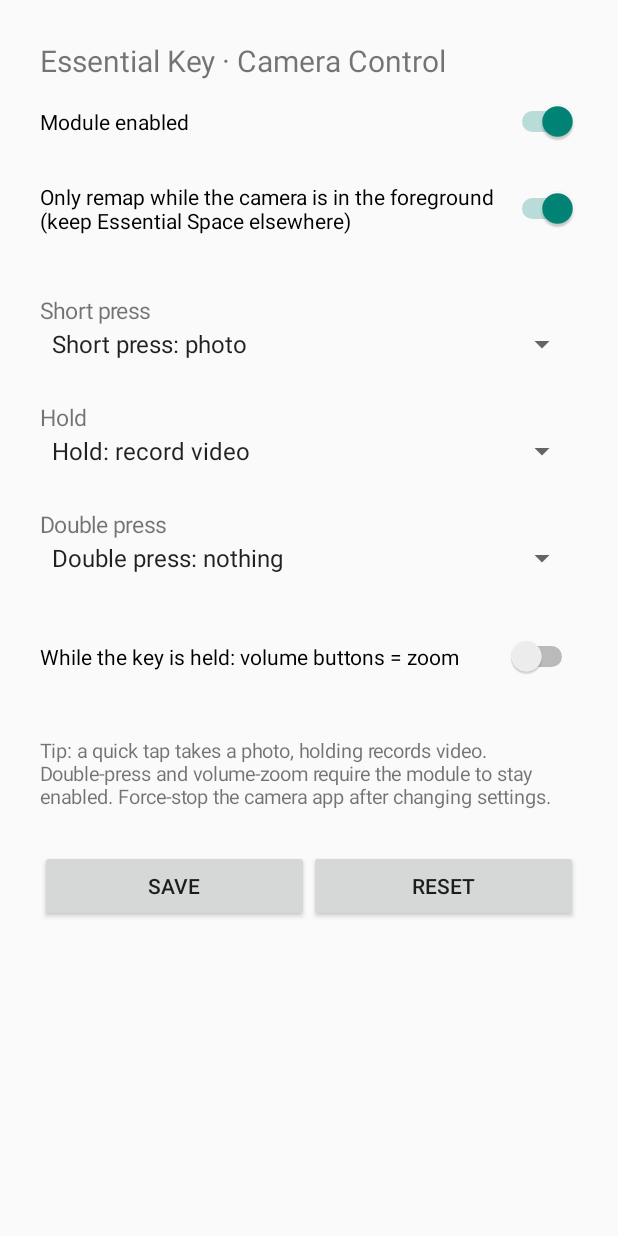
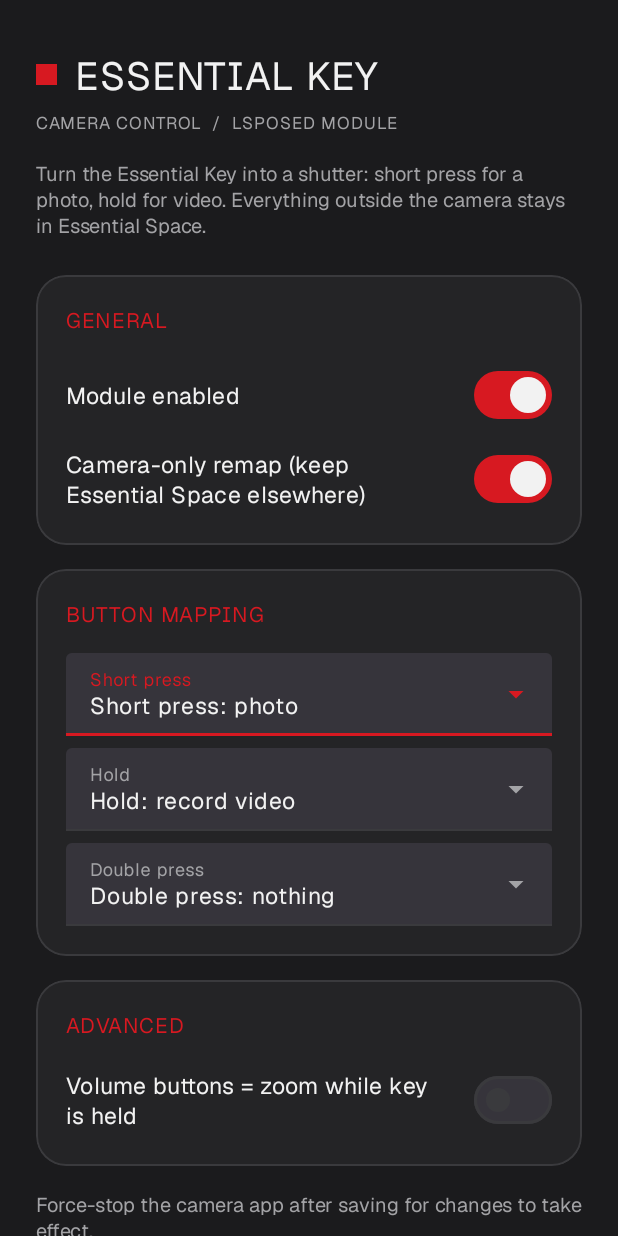
Before and after one commit to shad1k2/nothing-essential-camera, an Android app: the screen it shows after launch (SettingsActivity), on a phone screen of 412 x 824 dp. Run offline under Robolectric (Android 15) with nearby library versions, the phone set to English and light mode, and no system bars.

Commit message:
ui: redesign settings in Material 3 / Nothing OS style
- Add real fonts extracted from NOS 5: Geist, Geist Mono, NDot 57, NDot 55 Caps, NType 82 (res/font).
- Material 3 dark theme with Nothing palette (#1B1B1D bg, #D71921 red).
- Card-based layout: wordmark + meta line, General / Button mapping / Advanced cards,
  exposed dropdown menus, Material switches and buttons.
- Switch SettingsActivity to AppCompatActivity + view binding by id.

```diff
--- a/app/build.gradle.kts
+++ b/app/build.gradle.kts
@@ -36,4 +36,5 @@ dependencies {
     // Provided by LSPosed at runtime. Note: de.robv.android.xposed:service is NOT
     // published anywhere for v82 — do not add it back.
     compileOnly("de.robv.android.xposed:api:82")
+    implementation("com.google.android.material:material:1.12.0")
 }
--- a/app/src/main/java/com/shad1k2/essentialshutter/SettingsActivity.kt
+++ b/app/src/main/java/com/shad1k2/essentialshutter/SettingsActivity.kt
@@ -1,145 +1,81 @@
 package com.shad1k2.essentialshutter
 
-import android.app.Activity
 import android.os.Bundle
-import android.view.ViewGroup
 import android.widget.ArrayAdapter
-import android.widget.Button
-import android.widget.LinearLayout
-import android.widget.ScrollView
-import android.widget.Spinner
-import android.widget.Switch
-import android.widget.TextView
 import android.widget.Toast
+import androidx.appcompat.app.AppCompatActivity
+import com.google.android.material.button.MaterialButton
+import com.google.android.material.materialswitch.MaterialSwitch
+import com.google.android.material.textfield.MaterialAutoCompleteTextView
 
-/** In-app settings for the Essential Key actions. Launchable from LSPosed. */
-class SettingsActivity : Activity() {
+/** In-app settings screen, styled after Nothing OS (NDot wordmark + Geist body). */
+class SettingsActivity : AppCompatActivity() {
 
-    private lateinit var enabled: Switch
-    private lateinit var cameraOnly: Switch
-    private lateinit var shortAction: Spinner
-    private lateinit var longAction: Spinner
-    private lateinit var doubleAction: Spinner
-    private lateinit var volumeZoom: Switch
+    private lateinit var enabled: MaterialSwitch
+    private lateinit var cameraOnly: MaterialSwitch
+    private lateinit var volumeZoom: MaterialSwitch
+    private lateinit var shortAction: MaterialAutoCompleteTextView
+    private lateinit var longAction: MaterialAutoCompleteTextView
+    private lateinit var doubleAction: MaterialAutoCompleteTextView
+
+    private val shortOptions = arrayOf("Short press: photo", "Short press: focus only")
+    private val longOptions = arrayOf("Hold: record video", "Hold: photo", "Hold: nothing")
+    private val doubleOptions = arrayOf(
+        "Double press: nothing",
+        "Double press: switch camera",
+        "Double press: zoom in",
+    )
 
     override fun onCreate(savedInstanceState: Bundle?) {
         super.onCreate(savedInstanceState)
-        title = "Essential Key · Camera"
+        setContentView(R.layout.activity_settings)
+        title = "Essential Key"
 
         val p = getSharedPreferences(Prefs.FILE, MODE_PRIVATE)
-        val pad = 40
+        enabled = findViewById(R.id.sw_enabled)
+        cameraOnly = findViewById(R.id.sw_camera_only)
+        volumeZoom = findViewById(R.id.sw_volume_zoom)
+        shortAction = findViewById(R.id.dd_short)
+        longAction = findViewById(R.id.dd_long)
+        doubleAction = findViewById(R.id.dd_double)
 
-        fun switch(label: String, checked: Boolean) = Switch(this).apply {
-            text = label
-            isChecked = checked
-            layoutParams = LinearLayout.LayoutParams(
-                ViewGroup.LayoutParams.MATCH_PARENT, ViewGroup.LayoutParams.WRAP_CONTENT
-            ).apply { topMargin = pad / 2; bottomMargin = pad / 2 }
-        }
+        enabled.isChecked = p.getBoolean(Prefs.KEY_ENABLED, true)
+        cameraOnly.isChecked = p.getBoolean(Prefs.KEY_CAMERA_ONLY, true)
+        volumeZoom.isChecked = p.getBoolean(Prefs.KEY_VOLUME_ZOOM, false)
 
-        fun spinner(items: Array<String>, selection: Int) = Spinner(this).apply {
-            adapter = ArrayAdapter(
-                this@SettingsActivity,
-                android.R.layout.simple_spinner_item,
-                items
-            ).also { it.setDropDownViewResource(android.R.layout.simple_spinner_dropdown_item) }
-            setSelection(selection)
-            layoutParams = LinearLayout.LayoutParams(
-                ViewGroup.LayoutParams.MATCH_PARENT, ViewGroup.LayoutParams.WRAP_CONTENT
-            ).apply { bottomMargin = pad }
-        }
+        setupDropdown(shortAction, shortOptions, p.getInt(Prefs.KEY_SHORT, Prefs.SHORT_PHOTO))
+        setupDropdown(longAction, longOptions, p.getInt(Prefs.KEY_LONG, Prefs.LONG_VIDEO))
+        setupDropdown(doubleAction, doubleOptions, p.getInt(Prefs.KEY_DOUBLE, Prefs.DOUBLE_NONE))
 
-        enabled = switch("Module enabled", p.getBoolean(Prefs.KEY_ENABLED, true))
-        cameraOnly = switch(
-            "Only remap while the camera is in the foreground (keep Essential Space elsewhere)",
-            p.getBoolean(Prefs.KEY_CAMERA_ONLY, true)
-        )
-        shortAction = spinner(
-            arrayOf("Short press: photo", "Short press: focus only"),
-            p.getInt(Prefs.KEY_SHORT, Prefs.SHORT_PHOTO)
-        )
-        longAction = spinner(
-            arrayOf("Hold: record video", "Hold: photo", "Hold: nothing"),
-            p.getInt(Prefs.KEY_LONG, Prefs.LONG_VIDEO)
-        )
-        doubleAction = spinner(
-            arrayOf("Double press: nothing", "Double press: switch camera", "Double press: zoom in"),
-            p.getInt(Prefs.KEY_DOUBLE, Prefs.DOUBLE_NONE)
-        )
-        volumeZoom = switch(
-            "While the key is held: volume buttons = zoom",
-            p.getBoolean(Prefs.KEY_VOLUME_ZOOM, false)
-        )
-
-        val save = Button(this).apply {
-            text = "Save"
-            setOnClickListener {
+        findViewById<MaterialButton>(R.id.btn_save).setOnClickListener {
             p.edit()
                 .putBoolean(Prefs.KEY_ENABLED, enabled.isChecked)
                 .putBoolean(Prefs.KEY_CAMERA_ONLY, cameraOnly.isChecked)
-                    .putInt(Prefs.KEY_SHORT, shortAction.selectedItemPosition)
-                    .putInt(Prefs.KEY_LONG, longAction.selectedItemPosition)
-                    .putInt(Prefs.KEY_DOUBLE, doubleAction.selectedItemPosition)
                 .putBoolean(Prefs.KEY_VOLUME_ZOOM, volumeZoom.isChecked)
+                .putInt(Prefs.KEY_SHORT, selectedIndex(shortAction, shortOptions))
+                .putInt(Prefs.KEY_LONG, selectedIndex(longAction, longOptions))
+                .putInt(Prefs.KEY_DOUBLE, selectedIndex(doubleAction, doubleOptions))
                 .putInt(Prefs.KEY_CONFIG_VERSION, Prefs.CURRENT_VERSION)
                 .apply()
-                Toast.makeText(this@SettingsActivity, "Saved", Toast.LENGTH_SHORT).show()
+            Toast.makeText(this, "Saved", Toast.LENGTH_SHORT).show()
             finish()
         }
-        }
-        val reset = Button(this).apply {
-            text = "Reset"
-            setOnClickListener {
+
+        findViewById<MaterialButton>(R.id.btn_reset).setOnClickListener {
             p.edit().clear().apply()
-                Toast.makeText(this@SettingsActivity, "Defaults restored", Toast.LENGTH_SHORT).show()
+            Toast.makeText(this, "Defaults restored", Toast.LENGTH_SHORT).show()
             finish()
         }
     }
 
-        val info = TextView(this).apply {
-            text = "Tip: a quick tap takes a photo, holding records video. " +
-                    "Double-press and volume-zoom require the module to stay enabled. " +
-                    "Force-stop the camera app after changing settings."
-            textSize = 13f
-            setPadding(0, pad, 0, pad)
+    private fun setupDropdown(view: MaterialAutoCompleteTextView, options: Array<String>, current: Int) {
+        view.setAdapter(
+            ArrayAdapter(this, android.R.layout.simple_list_item_1, options)
+        )
+        view.setText(options.getOrElse(current) { options[0] }, false)
+        view.setOnClickListener { view.showDropDown() }
     }
 
-        val buttons = LinearLayout(this).apply {
-            orientation = LinearLayout.HORIZONTAL
-            addView(save, LinearLayout.LayoutParams(0, ViewGroup.LayoutParams.WRAP_CONTENT, 1f))
-            addView(reset, LinearLayout.LayoutParams(0, ViewGroup.LayoutParams.WRAP_CONTENT, 1f))
+    private fun selectedIndex(view: MaterialAutoCompleteTextView, options: Array<String>): Int =
+        options.indexOf(view.text.toString()).coerceAtLeast(0)
 }
-
-        val root = LinearLayout(this).apply {
-            orientation = LinearLayout.VERTICAL
-            setPadding(pad, pad, pad, pad)
-            addView(TextView(this@SettingsActivity).apply {
-                text = "Essential Key · Camera Control"
-                textSize = 20f
-            })
-            addView(enabled)
-            addView(cameraOnly)
-            addView(TextView(this@SettingsActivity).apply {
-                text = "Short press"
-                textSize = 15f
-                setPadding(0, pad, 0, 0)
-            })
-            addView(shortAction)
-            addView(TextView(this@SettingsActivity).apply {
-                text = "Hold"
-                textSize = 15f
-            })
-            addView(longAction)
-            addView(TextView(this@SettingsActivity).apply {
-                text = "Double press"
-                textSize = 15f
-            })
-            addView(doubleAction)
-            addView(volumeZoom)
-            addView(info)
-            addView(buttons)
-        }
-
-        setContentView(ScrollView(this).apply { addView(root) })
-    }
-}
--- /dev/null
+++ b/app/src/main/res/layout/activity_settings.xml
@@ -0,0 +1,226 @@
+<?xml version="1.0" encoding="utf-8"?>
+<ScrollView xmlns:android="http://schemas.android.com/apk/res/android"
+    xmlns:app="http://schemas.android.com/apk/res-auto"
+    android:layout_width="match_parent"
+    android:layout_height="match_parent"
+    android:background="@color/nt_bg"
+    android:fillViewport="true">
+
+    <LinearLayout
+        android:layout_width="match_parent"
+        android:layout_height="wrap_content"
+        android:orientation="vertical"
+        android:paddingStart="24dp"
+        android:paddingEnd="24dp"
+        android:paddingTop="32dp"
+        android:paddingBottom="32dp">
+
+        <!-- Wordmark: dot-matrix 'N' block + NDot headline, Geist Mono meta line -->
+        <LinearLayout
+            android:layout_width="match_parent"
+            android:layout_height="wrap_content"
+            android:orientation="horizontal"
+            android:gravity="center_vertical">
+
+            <View
+                android:layout_width="14dp"
+                android:layout_height="14dp"
+                android:background="@color/nt_red" />
+
+            <TextView
+                style="@style/NdotHeadline"
+                android:layout_width="wrap_content"
+                android:layout_height="wrap_content"
+                android:layout_marginStart="12dp"
+                android:text="ESSENTIAL KEY" />
+        </LinearLayout>
+
+        <TextView
+            style="@style/GeistMonoMeta"
+            android:layout_width="wrap_content"
+            android:layout_height="wrap_content"
+            android:layout_marginTop="6dp"
+            android:text="CAMERA CONTROL  /  LSPOSED MODULE" />
+
+        <TextView
+            style="@style/GeistDim"
+            android:layout_width="match_parent"
+            android:layout_height="wrap_content"
+            android:layout_marginTop="16dp"
+            android:text="Turn the Essential Key into a shutter: short press for a photo, hold for video. Everything outside the camera stays in Essential Space." />
+
+        <!-- GENERAL -->
+        <com.google.android.material.card.MaterialCardView
+            android:layout_width="match_parent"
+            android:layout_height="wrap_content"
+            android:layout_marginTop="24dp"
+            app:cardBackgroundColor="@color/nt_surface"
+            app:cardCornerRadius="20dp"
+            app:cardElevation="0dp"
+            app:strokeColor="@color/nt_outline"
+            app:strokeWidth="1dp">
+
+            <LinearLayout
+                android:layout_width="match_parent"
+                android:layout_height="wrap_content"
+                android:orientation="vertical"
+                android:padding="20dp">
+
+                <TextView
+                    style="@style/NdotSection"
+                    android:layout_width="wrap_content"
+                    android:layout_height="wrap_content"
+                    android:text="GENERAL" />
+
+                <com.google.android.material.materialswitch.MaterialSwitch
+                    android:id="@+id/sw_enabled"
+                    style="@style/GeistBody"
+                    android:layout_width="match_parent"
+                    android:layout_height="wrap_content"
+                    android:layout_marginTop="16dp"
+                    android:text="Module enabled" />
+
+                <com.google.android.material.materialswitch.MaterialSwitch
+                    android:id="@+id/sw_camera_only"
+                    style="@style/GeistBody"
+                    android:layout_width="match_parent"
+                    android:layout_height="wrap_content"
+                    android:layout_marginTop="8dp"
+                    android:text="Camera-only remap (keep Essential Space elsewhere)" />
+            </LinearLayout>
+        </com.google.android.material.card.MaterialCardView>
+
+        <!-- BUTTON MAPPING -->
+        <com.google.android.material.card.MaterialCardView
+            android:layout_width="match_parent"
+            android:layout_height="wrap_content"
+            android:layout_marginTop="16dp"
+            app:cardBackgroundColor="@color/nt_surface"
+            app:cardCornerRadius="20dp"
+            app:cardElevation="0dp"
+            app:strokeColor="@color/nt_outline"
+            app:strokeWidth="1dp">
+
+            <LinearLayout
+                android:layout_width="match_parent"
+                android:layout_height="wrap_content"
+                android:orientation="vertical"
+                android:padding="20dp">
+
+                <TextView
+                    style="@style/NdotSection"
+                    android:layout_width="wrap_content"
+                    android:layout_height="wrap_content"
+                    android:text="BUTTON MAPPING" />
+
+                <com.google.android.material.textfield.TextInputLayout
+                    style="@style/Widget.Material3.TextInputLayout.FilledBox.ExposedDropdownMenu"
+                    android:layout_width="match_parent"
+                    android:layout_height="wrap_content"
+                    android:layout_marginTop="16dp"
+                    android:hint="Short press">
+
+                    <com.google.android.material.textfield.MaterialAutoCompleteTextView
+                        android:id="@+id/dd_short"
+                        style="@style/GeistBody"
+                        android:layout_width="match_parent"
+                        android:layout_height="wrap_content"
+                        android:inputType="none" />
+                </com.google.android.material.textfield.TextInputLayout>
+
+                <com.google.android.material.textfield.TextInputLayout
+                    style="@style/Widget.Material3.TextInputLayout.FilledBox.ExposedDropdownMenu"
+                    android:layout_width="match_parent"
+                    android:layout_height="wrap_content"
+                    android:layout_marginTop="8dp"
+                    android:hint="Hold">
+
+                    <com.google.android.material.textfield.MaterialAutoCompleteTextView
+                        android:id="@+id/dd_long"
+                        style="@style/GeistBody"
+                        android:layout_width="match_parent"
+                        android:layout_height="wrap_content"
+                        android:inputType="none" />
+                </com.google.android.material.textfield.TextInputLayout>
+
+                <com.google.android.material.textfield.TextInputLayout
+                    style="@style/Widget.Material3.TextInputLayout.FilledBox.ExposedDropdownMenu"
+                    android:layout_width="match_parent"
+                    android:layout_height="wrap_content"
+                    android:layout_marginTop="8dp"
+                    android:hint="Double press">
+
+                    <com.google.android.material.textfield.MaterialAutoCompleteTextView
+                        android:id="@+id/dd_double"
+                        style="@style/GeistBody"
+                        android:layout_width="match_parent"
+                        android:layout_height="wrap_content"
+                        android:inputType="none" />
+                </com.google.android.material.textfield.TextInputLayout>
+            </LinearLayout>
+        </com.google.android.material.card.MaterialCardView>
+
+        <!-- ADVANCED -->
+        <com.google.android.material.card.MaterialCardView
+            android:layout_width="match_parent"
+            android:layout_height="wrap_content"
+            android:layout_marginTop="16dp"
+            app:cardBackgroundColor="@color/nt_surface"
+            app:cardCornerRadius="20dp"
+            app:cardElevation="0dp"
+            app:strokeColor="@color/nt_outline"
+            app:strokeWidth="1dp">
+
+            <LinearLayout
+                android:layout_width="match_parent"
+                android:layout_height="wrap_content"
+                android:orientation="vertical"
+                android:padding="20dp">
+
+                <TextView
+                    style="@style/NdotSection"
+                    android:layout_width="wrap_content"
+                    android:layout_height="wrap_content"
+                    android:text="ADVANCED" />
+
+                <com.google.android.material.materialswitch.MaterialSwitch
+                    android:id="@+id/sw_volume_zoom"
+                    style="@style/GeistBody"
+                    android:layout_width="match_parent"
+                    android:layout_height="wrap_content"
+                    android:layout_marginTop="16dp"
+                    android:text="Volume buttons = zoom while key is held" />
+            </LinearLayout>
+        </com.google.android.material.card.MaterialCardView>
+
+        <TextView
+            style="@style/GeistDim"
+            android:layout_width="match_parent"
+            android:layout_height="wrap_content"
+            android:layout_marginTop="16dp"
+            android:text="Force-stop the camera app after saving for changes to take effect." />
+
+        <LinearLayout
+            android:layout_width="match_parent"
+            android:layout_height="wrap_content"
+            android:layout_marginTop="16dp"
+            android:orientation="horizontal">
+
+            <com.google.android.material.button.MaterialButton
+                android:id="@+id/btn_save"
+                android:layout_width="0dp"
+                android:layout_height="wrap_content"
+                android:layout_weight="1"
+                android:text="SAVE" />
+
+            <com.google.android.material.button.MaterialButton
+                android:id="@+id/btn_reset"
+                style="@style/Widget.Material3.Button.TonalButton"
+                android:layout_width="0dp"
+                android:layout_height="wrap_content"
+                android:layout_weight="1"
+                android:layout_marginStart="12dp"
+                android:text="RESET" />
+        </LinearLayout>
+    </LinearLayout>
+</ScrollView>
--- /dev/null
+++ b/app/src/main/res/values/colors.xml
@@ -0,0 +1,11 @@
+<?xml version="1.0" encoding="utf-8"?>
+<resources>
+    <color name="nt_red">#D71921</color>
+    <color name="nt_red_dark">#3B0E12</color>
+    <color name="nt_bg">#1B1B1D</color>
+    <color name="nt_surface">#242426</color>
+    <color name="nt_surface_2">#2E2E31</color>
+    <color name="nt_outline">#3A3A3D</color>
+    <color name="nt_text">#F2F2F2</color>
+    <color name="nt_text_dim">#A3A3A6</color>
+</resources>
--- a/app/src/main/res/values/styles.xml
+++ b/app/src/main/res/values/styles.xml
@@ -1,4 +1,60 @@
 <?xml version="1.0" encoding="utf-8"?>
 <resources>
-    <style name="AppTheme" parent="android:Theme.Material.Light.NoActionBar" />
+    <style name="AppTheme" parent="Theme.Material3.Dark.NoActionBar">
+        <item name="colorPrimary">@color/nt_red</item>
+        <item name="colorOnPrimary">@color/nt_text</item>
+        <item name="colorPrimaryContainer">@color/nt_red_dark</item>
+        <item name="colorOnPrimaryContainer">@color/nt_text</item>
+        <item name="colorSecondary">@color/nt_red</item>
+        <item name="colorOnSecondary">@color/nt_text</item>
+
+        <item name="android:colorBackground">@color/nt_bg</item>
+        <item name="colorSurface">@color/nt_surface</item>
+        <item name="colorSurfaceContainer">@color/nt_surface_2</item>
+        <item name="colorOnSurface">@color/nt_text</item>
+        <item name="colorOnSurfaceVariant">@color/nt_text_dim</item>
+        <item name="colorOutline">@color/nt_outline</item>
+
+        <item name="android:windowBackground">@color/nt_bg</item>
+        <item name="android:statusBarColor">@color/nt_bg</item>
+        <item name="android:navigationBarColor">@color/nt_bg</item>
+        <item name="android:windowLightStatusBar">false</item>
+
+        <item name="android:fontFamily">@font/geist_regular</item>
+        <item name="fontFamily">@font/geist_regular</item>
+    </style>
+
+    <!-- Dot-matrix display type: used for the wordmark and section labels. -->
+    <style name="NdotHeadline">
+        <item name="android:fontFamily">@font/ndot_57</item>
+        <item name="android:textColor">@color/nt_text</item>
+        <item name="android:textSize">26sp</item>
+        <item name="android:letterSpacing">0.02</item>
+    </style>
+
+    <style name="NdotSection">
+        <item name="android:fontFamily">@font/ndot55_caps</item>
+        <item name="android:textColor">@color/nt_red</item>
+        <item name="android:textSize">14sp</item>
+        <item name="android:letterSpacing">0.04</item>
+    </style>
+
+    <style name="GeistBody">
+        <item name="android:fontFamily">@font/geist_regular</item>
+        <item name="android:textColor">@color/nt_text</item>
+        <item name="android:textSize">15sp</item>
+    </style>
+
+    <style name="GeistDim">
+        <item name="android:fontFamily">@font/geist_regular</item>
+        <item name="android:textColor">@color/nt_text_dim</item>
+        <item name="android:textSize">13sp</item>
+    </style>
+
+    <style name="GeistMonoMeta">
+        <item name="android:fontFamily">@font/geist_mono_regular</item>
+        <item name="android:textColor">@color/nt_text_dim</item>
+        <item name="android:textSize">11sp</item>
+        <item name="android:letterSpacing">0.06</item>
+    </style>
 </resources>
```
Also changed, not shown: app/src/main/res/font/geist_mono_regular.ttf (added), app/src/main/res/font/geist_regular.ttf (added), app/src/main/res/font/ndot55_caps.otf (added), app/src/main/res/font/ndot_57.otf (added), app/src/main/res/font/ntype82_headline.otf (added). Lines whose indentation alone changed are shown as unchanged.
